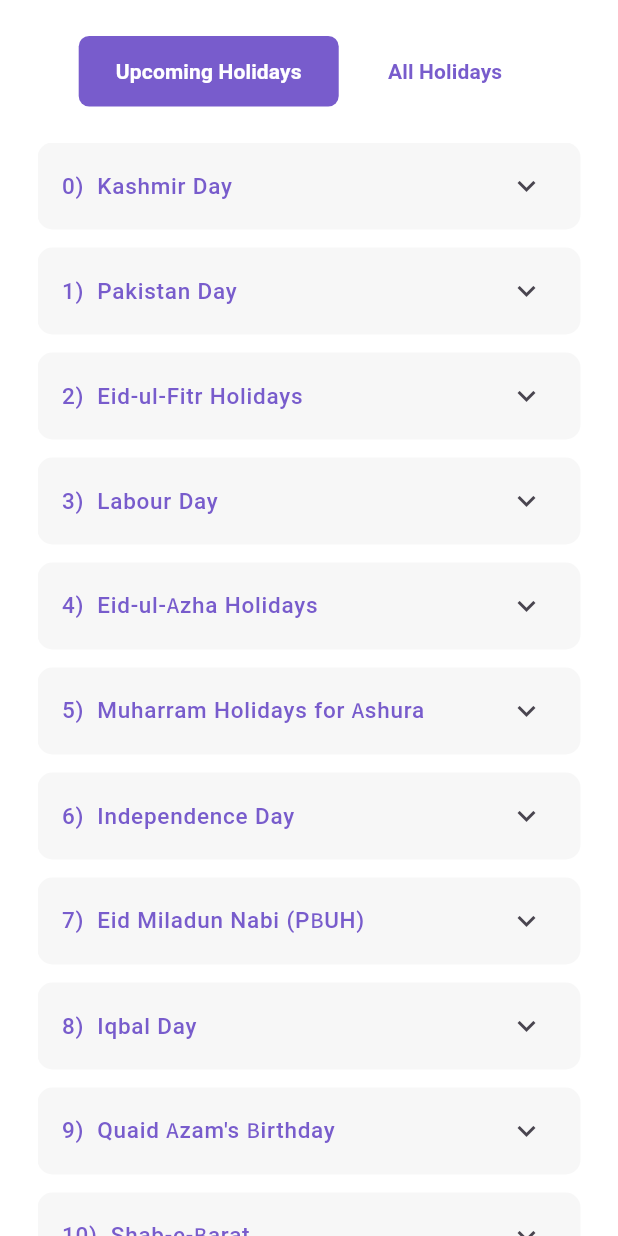
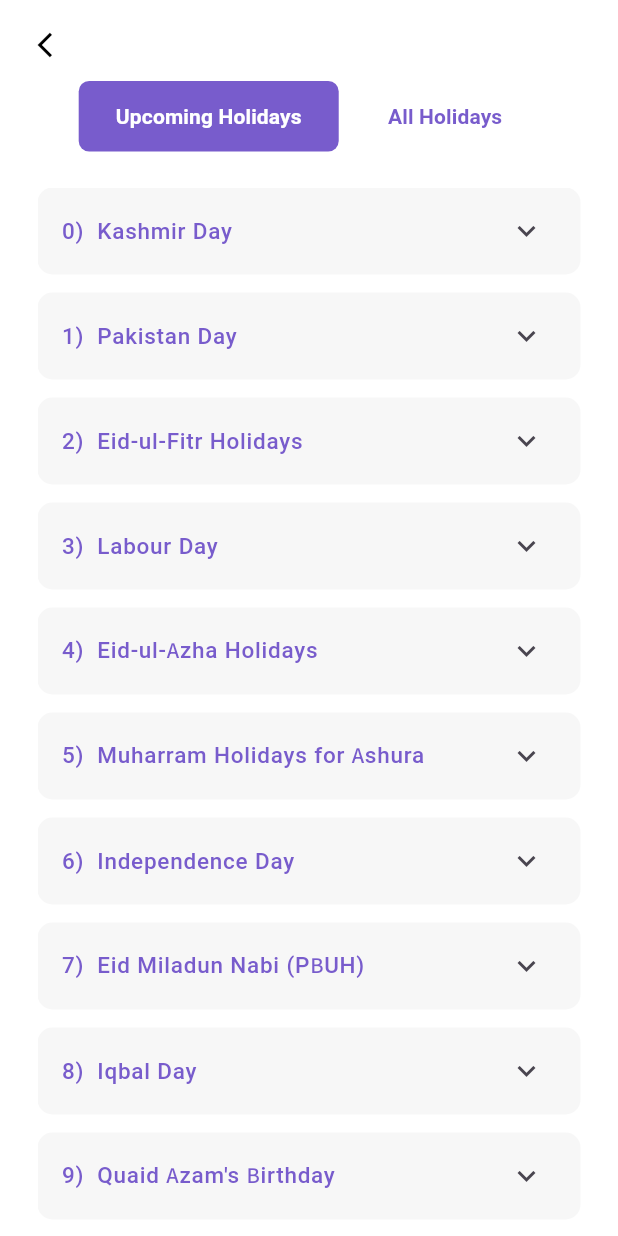
Before and after one commit to AliJawadSubhan/employee_management_system, a Flutter app: the HolidayPage screen opened directly, on a phone screen of 412 x 824 dp. Run offline on Flutter 3.47's test engine with Material 3 defaults, Android fonts, the phone set to English and light mode, and no system bars; drawn by our look-alikes of buttons_tabbar; our stand-ins replace auto_size_text, flutter_svg, google_fonts, local_auth, syncfusion_flutter_charts; Roboto replaces fonts that are missing (Questrial).

Commit message:
Updates Jan 24
Added back button on holiday list page

```diff
--- a/lib/modules/holidaylist/holiday_list.dart
+++ b/lib/modules/holidaylist/holiday_list.dart
@@ -24,6 +24,20 @@ class HolidayPage extends StatelessWidget {
                 crossAxisAlignment: CrossAxisAlignment.center,
                 children: [
                   Spaces.mid,
+                  Align(
+                    alignment: Alignment.topLeft,
+                    child: GestureDetector(
+                      onTap: () {
+                        context.popFromScreen();
+                      },
+                      child: const Icon(
+                        Icons.arrow_back_ios,
+                        size: 20,
+                        color: ColorConstants.blackColor,
+                      ),
+                    ),
+                  ),
+                  Spaces.smallh,
                   ButtonsTabBar(
                     physics: const NeverScrollableScrollPhysics(),
                     unselectedDecoration: BoxDecoration(
```
